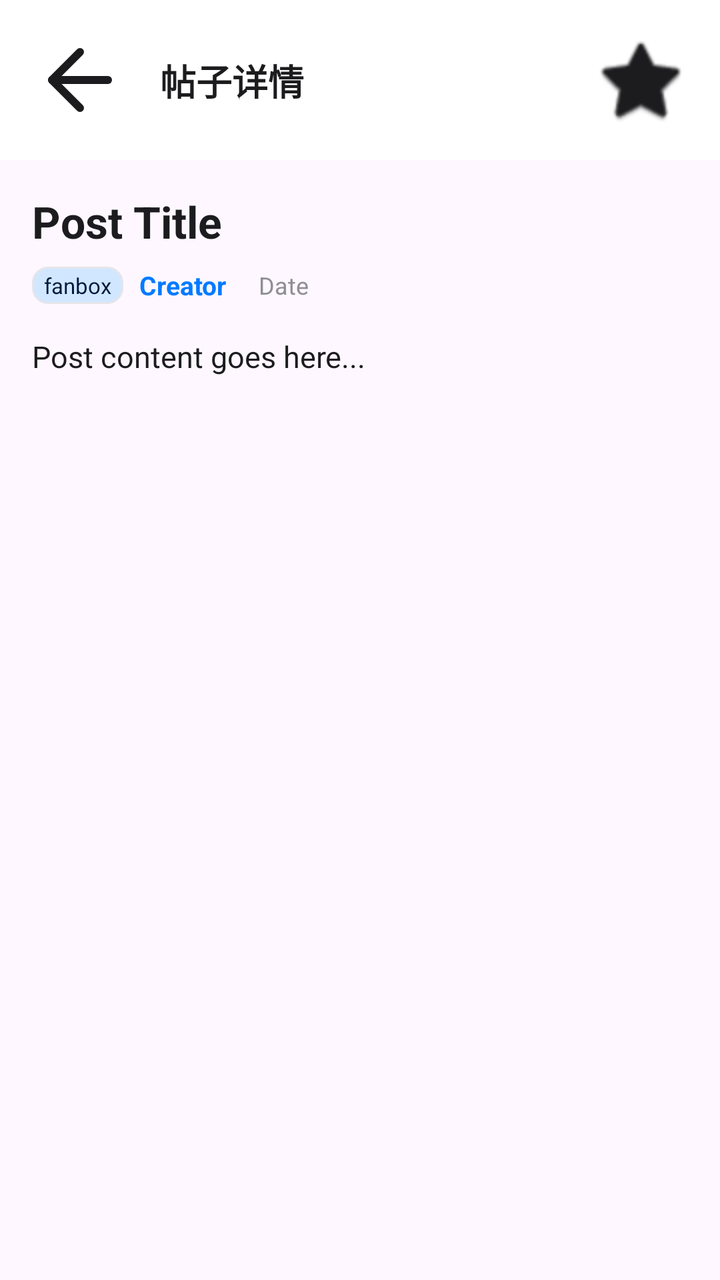
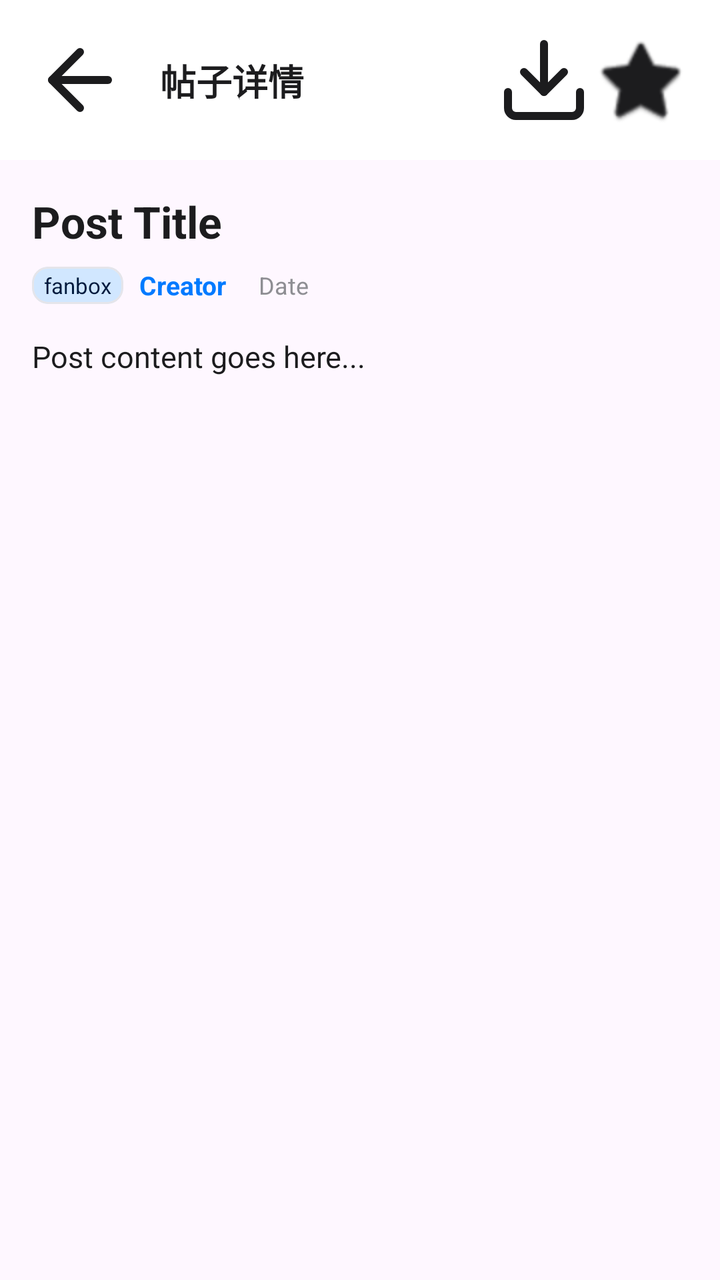

Before-and-after screenshots of an Android layout around one commit, followed by the original layout XML and the change that was made.
<!-- AndroidManifest.xml: application theme Theme.Pawchive -->
<!-- res/layout/fragment_post_detail.xml -->
<?xml version="1.0" encoding="utf-8"?>
<androidx.constraintlayout.widget.ConstraintLayout xmlns:android="http://schemas.android.com/apk/res/android"
    xmlns:app="http://schemas.android.com/apk/res-auto"
    xmlns:tools="http://schemas.android.com/tools"
    android:layout_width="match_parent"
    android:layout_height="match_parent"
    android:background="?android:attr/colorBackground">

    
    <androidx.constraintlayout.widget.ConstraintLayout
        android:id="@+id/header_layout"
        android:layout_width="match_parent"
        android:layout_height="wrap_content"
        android:background="?attr/colorSurface"
        android:padding="16dp"
        app:layout_constraintTop_toTopOf="parent">

        <ImageButton
            android:id="@+id/btn_back"
            android:layout_width="48dp"
            android:layout_height="48dp"
            android:background="?attr/selectableItemBackgroundBorderless"
            android:scaleType="fitCenter"
            android:src="@drawable/ic_arrow_back"
            android:contentDescription="@string/back"
            app:tint="?attr/colorOnSurface"
            app:layout_constraintStart_toStartOf="parent"
            app:layout_constraintTop_toTopOf="parent"
            app:layout_constraintBottom_toBottomOf="parent" />

        <TextView
            android:id="@+id/tv_header_title"
            android:layout_width="0dp"
            android:layout_height="wrap_content"
            android:layout_marginStart="16dp"
            android:textColor="?attr/colorOnSurface"
            android:textSize="18sp"
            android:textStyle="bold"
            android:text="@string/post_details"
            app:layout_constraintEnd_toStartOf="@+id/btn_post_bookmark"
            app:layout_constraintStart_toEndOf="@+id/btn_back"
            app:layout_constraintTop_toTopOf="parent"
            app:layout_constraintBottom_toBottomOf="parent" />

        <ImageButton
            android:id="@+id/btn_post_bookmark"
            android:layout_width="48dp"
            android:layout_height="48dp"
            android:background="?attr/selectableItemBackgroundBorderless"
            android:scaleType="fitCenter"
            android:src="@android:drawable/btn_star_big_off"
            android:contentDescription="@string/bookmark_description"
            app:tint="?attr/colorOnSurface"
            app:layout_constraintEnd_toEndOf="parent"
            app:layout_constraintTop_toTopOf="parent"
            app:layout_constraintBottom_toBottomOf="parent" />

    </androidx.constraintlayout.widget.ConstraintLayout>

    
    <LinearLayout
        android:id="@+id/video_player_container"
        android:layout_width="match_parent"
        android:layout_height="wrap_content"
        android:orientation="vertical"
        android:visibility="gone"
        android:background="?attr/colorSurface"
        app:layout_constraintTop_toBottomOf="@+id/header_layout">

        
        <FrameLayout
            android:id="@+id/video_display_frame"
            android:layout_width="match_parent"
            android:layout_height="240dp"
            android:background="@android:color/black">

            <androidx.media3.ui.PlayerView
                android:id="@+id/player_view"
                android:layout_width="match_parent"
                android:layout_height="match_parent"
                app:show_buffering="always"
                app:resize_mode="fit"
                app:use_controller="false" />

            <ProgressBar
                android:id="@+id/video_loading_progress"
                android:layout_width="wrap_content"
                android:layout_height="wrap_content"
                android:layout_gravity="center"
                android:indeterminateTint="@android:color/white" />

            <ImageButton
                android:id="@+id/video_play_button"
                android:layout_width="64dp"
                android:layout_height="64dp"
                android:layout_gravity="center"
                android:src="@drawable/ic_play_circle"
                android:background="@drawable/circle_background"
                app:tint="@android:color/white"
                android:visibility="gone"
                android:contentDescription="@string/play_video" />

            
            <LinearLayout
                android:id="@+id/video_controller_overlay"
                android:layout_width="match_parent"
                android:layout_height="wrap_content"
                android:layout_gravity="bottom"
                android:orientation="vertical"
                android:paddingHorizontal="12dp"
                android:paddingTop="16dp"
                android:paddingBottom="8dp"
                android:background="@drawable/video_control_gradient">

                
                <LinearLayout
                    android:layout_width="match_parent"
                    android:layout_height="wrap_content"
                    android:orientation="horizontal"
                    android:gravity="center_vertical"
                    android:layout_marginBottom="4dp">

                <ImageButton
                    android:id="@+id/btn_play_pause"
                    android:layout_width="48dp"
                    android:layout_height="48dp"
                    android:src="@drawable/ic_play"
                    android:background="?attr/selectableItemBackgroundBorderless"
                    app:tint="@android:color/white"
                    android:contentDescription="@string/play" />

                    <TextView
                        android:id="@+id/tv_current_time"
                        android:layout_width="wrap_content"
                        android:layout_height="wrap_content"
                        android:text="00:00"
                        android:textColor="@android:color/white"
                        android:textSize="12sp"
                        android:layout_marginStart="8dp" />

                    
                    <SeekBar
                        android:id="@+id/seekbar_video"
                        android:layout_width="0dp"
                        android:layout_height="wrap_content"
                        android:layout_weight="1"
                        android:layout_marginStart="8dp"
                        android:layout_marginEnd="8dp"
                        android:minHeight="2dp"
                        android:maxHeight="2dp"
                        android:thumbTint="@android:color/white"
                        android:progressTint="@android:color/white"
                        android:progressBackgroundTint="#66FFFFFF" />

                    <TextView
                        android:id="@+id/tv_duration"
                        android:layout_width="wrap_content"
                        android:layout_height="wrap_content"
                        android:text="00:00"
                        android:textColor="@android:color/white"
                        android:textSize="12sp"
                        android:layout_marginEnd="8dp" />

                <ImageButton
                    android:id="@+id/btn_fullscreen"
                    android:layout_width="48dp"
                    android:layout_height="48dp"
                    android:src="@drawable/ic_fullscreen"
                    android:background="?attr/selectableItemBackgroundBorderless"
                    app:tint="@android:color/white"
                    android:contentDescription="@string/fullscreen" />
                </LinearLayout>

            </LinearLayout>

            
            <LinearLayout
                android:id="@+id/video_top_actions"
                android:layout_width="wrap_content"
                android:layout_height="wrap_content"
                android:layout_gravity="top|end"
                android:orientation="horizontal"
                android:layout_margin="8dp">

                <ImageButton
                    android:id="@+id/btn_speed"
                    android:layout_width="48dp"
                    android:layout_height="48dp"
                    android:src="@drawable/ic_speed"
                    android:background="?attr/selectableItemBackgroundBorderless"
                    app:tint="@android:color/white"
                    android:contentDescription="@string/speed" />

                <ImageButton
                    android:id="@+id/btn_download"
                    android:layout_width="48dp"
                    android:layout_height="48dp"
                    android:layout_marginStart="4dp"
                    android:src="@drawable/ic_download"
                    android:background="?attr/selectableItemBackgroundBorderless"
                    app:tint="@android:color/white"
                    android:contentDescription="@string/download" />

                <ImageButton
                    android:id="@+id/btn_close_video"
                    android:layout_width="48dp"
                    android:layout_height="48dp"
                    android:layout_marginStart="4dp"
                    android:src="@drawable/ic_close"
                    android:background="?attr/selectableItemBackgroundBorderless"
                    app:tint="@android:color/white"
                    android:contentDescription="@string/close" />

            </LinearLayout>

        </FrameLayout>

        
        <LinearLayout
            android:layout_width="match_parent"
            android:layout_height="wrap_content"
            android:orientation="horizontal"
            android:padding="8dp"
            android:gravity="center_vertical">

            <TextView
                android:id="@+id/tv_video_name"
                android:layout_width="0dp"
                android:layout_height="wrap_content"
                android:layout_weight="1"
                android:textColor="?attr/colorOnSurfaceVariant"
                android:textSize="13sp"
                android:text="video.mp4" />

            <TextView
                android:id="@+id/tv_video_count"
                android:layout_width="wrap_content"
                android:layout_height="wrap_content"
                android:textColor="?attr/colorTextMuted"
                android:textSize="12sp"
                android:text="1/3" />

        </LinearLayout>

    </LinearLayout>

    
    <androidx.core.widget.NestedScrollView
        android:id="@+id/nestedScrollView"
        android:layout_width="match_parent"
        android:layout_height="0dp"
        app:layout_constraintBottom_toBottomOf="parent"
        app:layout_constraintTop_toBottomOf="@+id/video_player_container">

        <LinearLayout
            android:layout_width="match_parent"
            android:layout_height="wrap_content"
            android:orientation="vertical"
            android:padding="16dp">

            
            <TextView
                android:id="@+id/tv_post_title"
                android:layout_width="match_parent"
                android:layout_height="wrap_content"
                android:textColor="?attr/colorOnSurface"
                android:textSize="22sp"
                android:textStyle="bold"
                android:text="Post Title" />

            
            <LinearLayout
                android:layout_width="match_parent"
                android:layout_height="wrap_content"
                android:orientation="horizontal"
                android:layout_marginTop="8dp"
                android:gravity="center_vertical">

                <com.google.android.material.card.MaterialCardView
                    android:id="@+id/card_post_service"
                    android:layout_width="wrap_content"
                    android:layout_height="wrap_content"
                    app:cardCornerRadius="8dp"
                    app:cardElevation="0dp"
                    app:cardBackgroundColor="?attr/colorPrimaryContainer">

                    <TextView
                        android:id="@+id/tv_post_service"
                        android:layout_width="wrap_content"
                        android:layout_height="wrap_content"
                        android:paddingHorizontal="6dp"
                        android:paddingVertical="2dp"
                        android:textColor="?attr/colorOnPrimaryContainer"
                        android:textSize="11sp"
                        android:text="fanbox" />
                </com.google.android.material.card.MaterialCardView>

                <TextView
                    android:id="@+id/tv_post_creator"
                    android:layout_width="wrap_content"
                    android:layout_height="wrap_content"
                    android:layout_marginStart="8dp"
                    android:textColor="?attr/colorPrimary"
                    android:textSize="13sp"
                    android:textStyle="bold"
                    android:text="Creator" />

                <TextView
                    android:id="@+id/tv_post_date"
                    android:layout_width="wrap_content"
                    android:layout_height="wrap_content"
                    android:layout_marginStart="16dp"
                    android:textColor="?attr/colorTextMuted"
                    android:textSize="12sp"
                    android:text="Date" />

            </LinearLayout>

            
            <com.google.android.material.card.MaterialCardView
                android:id="@+id/image_card"
                android:layout_width="match_parent"
                android:layout_height="wrap_content"
                android:layout_marginTop="16dp"
                android:visibility="gone"
                app:cardCornerRadius="12dp"
                app:cardBackgroundColor="?attr/colorSurface"
                app:strokeWidth="1dp"
                app:strokeColor="?attr/colorOutlineVariant">

                <ImageView
                    android:id="@+id/iv_post_image"
                    android:layout_width="match_parent"
                    android:layout_height="wrap_content"
                    android:adjustViewBounds="true"
                    android:scaleType="fitCenter"
                    android:maxHeight="360dp" />

            </com.google.android.material.card.MaterialCardView>

            
            <TextView
                android:id="@+id/tv_post_content"
                android:layout_width="match_parent"
                android:layout_height="wrap_content"
                android:layout_marginTop="16dp"
                android:textColor="?attr/colorOnSurface"
                android:textSize="15sp"
                android:lineSpacingMultiplier="1.2"
                android:text="Post content goes here..."
                android:textIsSelectable="true"
                android:linksClickable="true" />

            
            <TextView
                android:id="@+id/tv_attachments_header"
                android:layout_width="match_parent"
                android:layout_height="wrap_content"
                android:layout_marginTop="24dp"
                android:textColor="?attr/colorPrimary"
                android:textSize="16sp"
                android:textStyle="bold"
                android:text="@string/attachments"
                android:visibility="gone" />

            
            <LinearLayout
                android:id="@+id/layout_attachments"
                android:layout_width="match_parent"
                android:layout_height="wrap_content"
                android:orientation="vertical"
                android:layout_marginTop="8dp" />

            
            <TextView
                android:id="@+id/tv_revisions_header"
                android:layout_width="match_parent"
                android:layout_height="wrap_content"
                android:layout_marginTop="24dp"
                android:textColor="?attr/colorPrimary"
                android:textSize="16sp"
                android:textStyle="bold"
                android:text="@string/revisions"
                android:visibility="gone" />

            <LinearLayout
                android:id="@+id/layout_revisions"
                android:layout_width="match_parent"
                android:layout_height="wrap_content"
                android:orientation="vertical"
                android:layout_marginTop="8dp" />

            
            <TextView
                android:id="@+id/tv_comments_header"
                android:layout_width="match_parent"
                android:layout_height="wrap_content"
                android:layout_marginTop="24dp"
                android:textColor="?attr/colorSecondary"
                android:textSize="16sp"
                android:textStyle="bold"
                android:text="@string/comments"
                android:visibility="gone" />

            
            <androidx.recyclerview.widget.RecyclerView
                android:id="@+id/rv_comments"
                android:layout_width="match_parent"
                android:layout_height="wrap_content"
                android:layout_marginTop="8dp"
                android:nestedScrollingEnabled="false" />

            
            <LinearLayout
                android:layout_width="match_parent"
                android:layout_height="wrap_content"
                android:orientation="horizontal"
                android:layout_marginTop="24dp"
                android:layout_marginBottom="16dp"
                android:gravity="center">

                <com.google.android.material.button.MaterialButton
                    android:id="@+id/btn_prev_post"
                    style="@style/Widget.Material3.Button.OutlinedButton"
                    android:layout_width="0dp"
                    android:layout_height="wrap_content"
                    android:layout_weight="1"
                    android:layout_marginEnd="8dp"
                    android:text="@string/previous"
                    android:visibility="gone"
                    app:cornerRadius="12dp" />

                <com.google.android.material.button.MaterialButton
                    android:id="@+id/btn_next_post"
                    style="@style/Widget.Material3.Button.OutlinedButton"
                    android:layout_width="0dp"
                    android:layout_height="wrap_content"
                    android:layout_weight="1"
                    android:layout_marginStart="8dp"
                    android:text="@string/next"
                    android:visibility="gone"
                    app:cornerRadius="12dp" />

            </LinearLayout>

        </LinearLayout>
    </androidx.core.widget.NestedScrollView>

</androidx.constraintlayout.widget.ConstraintLayout>
<!-- resources referenced by this layout -->
<resources>
  <!-- drawable circle_background (drawable) -->
  <?xml version="1.0" encoding="utf-8"?>
  <shape xmlns:android="http://schemas.android.com/apk/res/android"
      android:shape="oval">
      <solid android:color="#66000000" />
      <stroke
          android:width="2dp"
          android:color="#FFFFFF" />
  </shape>
  <!-- drawable video_control_gradient (drawable) -->
  <?xml version="1.0" encoding="utf-8"?>
  <shape xmlns:android="http://schemas.android.com/apk/res/android"
      android:shape="rectangle">
      <gradient
          android:angle="90"
          android:startColor="#00000000"
          android:endColor="#B3000000"
          android:type="linear" />
  </shape>
  <string name="attachments">附件</string>
  <string name="back">返回</string>
  <string name="bookmark_description">收藏此帖子</string>
  <string name="close">关闭</string>
  <string name="comments">评论</string>
  <string name="download">下载</string>
  <string name="fullscreen">全屏</string>
  <string name="next">下一篇</string>
  <string name="play">播放</string>
  <string name="play_video">播放视频</string>
  <string name="post_details">帖子详情</string>
  <string name="previous">上一篇</string>
  <string name="revisions">修订历史</string>
  <string name="speed">倍速</string>
  <color name="white">#FFFFFFFF</color>
  <color name="card_light">#FFFFFF</color>
  <color name="text_primary_light">#1C1C1E</color>
  <color name="bg_light">#F2F2F7</color>
  <color name="text_secondary_light">#636366</color>
  <color name="divider_light">#E5E5EA</color>
  <color name="text_muted_light">#8E8E93</color>
  <color name="primary">#8A2BE2</color>
  <!-- unchanged entries left out for length: 8 -->
</resources>

<!-- the commit's change to res/layout/fragment_post_detail.xml (unified diff, before → after) -->
@@ -43,6 +43,19 @@
             app:layout_constraintBottom_toBottomOf="parent" />
 
         <ImageButton
+            android:id="@+id/btn_save_all_images"
+            android:layout_width="48dp"
+            android:layout_height="48dp"
+            android:background="?attr/selectableItemBackgroundBorderless"
+            android:scaleType="fitCenter"
+            android:src="@drawable/ic_download_outline"
+            android:contentDescription="@string/save_all_images"
+            app:tint="?attr/colorOnSurface"
+            app:layout_constraintEnd_toStartOf="@+id/btn_post_bookmark"
+            app:layout_constraintTop_toTopOf="parent"
+            app:layout_constraintBottom_toBottomOf="parent" />
+
+        <ImageButton
             android:id="@+id/btn_post_bookmark"
             android:layout_width="48dp"
             android:layout_height="48dp"
@@ -245,12 +258,26 @@
     </LinearLayout>
 
     
+    <TextView
+        android:id="@+id/tv_offline_banner"
+        android:layout_width="match_parent"
+        android:layout_height="wrap_content"
+        android:background="?attr/colorErrorContainer"
+        android:textColor="?attr/colorOnErrorContainer"
+        android:padding="8dp"
+        android:textSize="12sp"
+        android:text="@string/offline_reading_hint"
+        android:visibility="gone"
+        android:gravity="center"
+        app:layout_constraintTop_toBottomOf="@+id/video_player_container" />
+
+    
     <androidx.core.widget.NestedScrollView
         android:id="@+id/nestedScrollView"
         android:layout_width="match_parent"
         android:layout_height="0dp"
         app:layout_constraintBottom_toBottomOf="parent"
-        app:layout_constraintTop_toBottomOf="@+id/video_player_container">
+        app:layout_constraintTop_toBottomOf="@+id/tv_offline_banner">
 
         <LinearLayout
             android:layout_width="match_parent"
@@ -446,4 +473,59 @@
         </LinearLayout>
     </androidx.core.widget.NestedScrollView>
 
+    
+    <include
+        android:id="@+id/error_state_view"
+        layout="@layout/layout_error_state"
+        android:layout_width="match_parent"
+        android:layout_height="wrap_content"
+        android:layout_gravity="center"
+        app:layout_constraintBottom_toBottomOf="parent"
+        app:layout_constraintTop_toBottomOf="@+id/tv_offline_banner" />
+
 </androidx.constraintlayout.widget.ConstraintLayout>
+<!-- res/layout/layout_error_state.xml (included above) -->
+<?xml version="1.0" encoding="utf-8"?>
+<LinearLayout xmlns:android="http://schemas.android.com/apk/res/android"
+    xmlns:app="http://schemas.android.com/apk/res-auto"
+    android:id="@+id/layout_error_state"
+    android:layout_width="match_parent"
+    android:layout_height="wrap_content"
+    android:orientation="vertical"
+    android:gravity="center"
+    android:padding="32dp"
+    android:visibility="gone">
+
+    <ImageView
+        android:id="@+id/iv_error_icon"
+        android:layout_width="64dp"
+        android:layout_height="64dp"
+        android:src="@drawable/ic_retry"
+        android:alpha="0.5"
+        app:tint="?attr/colorTextMuted"
+        android:contentDescription="@string/error_load_failed" />
+
+    <TextView
+        android:id="@+id/tv_error_message"
+        android:layout_width="wrap_content"
+        android:layout_height="wrap_content"
+        android:layout_marginTop="16dp"
+        android:text="@string/error_load_failed"
+        android:textColor="?attr/colorTextSecondary"
+        android:textSize="15sp"
+        android:gravity="center"
+        android:maxWidth="280dp" />
+
+    <com.google.android.material.button.MaterialButton
+        android:id="@+id/btn_retry"
+        style="@style/Widget.Material3.Button.TonalButton"
+        android:layout_width="wrap_content"
+        android:layout_height="wrap_content"
+        android:layout_marginTop="20dp"
+        android:minHeight="48dp"
+        android:text="@string/error_retry"
+        android:textSize="14sp"
+        app:icon="@drawable/ic_retry"
+        app:iconSize="18dp" />
+
+</LinearLayout>
<!-- resource entries referenced after the edit -->
@@ -9,6 +9,57 @@
           android:width="2dp"
           android:color="#FFFFFF" />
   </shape>
+  <!-- drawable ic_download_outline (drawable) -->
+  <?xml version="1.0" encoding="utf-8"?>
+  <vector xmlns:android="http://schemas.android.com/apk/res/android"
+      android:width="24dp"
+      android:height="24dp"
+      android:viewportWidth="24"
+      android:viewportHeight="24">
+      <path
+          android:fillColor="@android:color/transparent"
+          android:strokeColor="?attr/colorControlNormal"
+          android:strokeWidth="2"
+          android:strokeLineCap="round"
+          android:strokeLineJoin="round"
+          android:pathData="M12 15V3" />
+      <path
+          android:fillColor="@android:color/transparent"
+          android:strokeColor="?attr/colorControlNormal"
+          android:strokeWidth="2"
+          android:strokeLineCap="round"
+          android:strokeLineJoin="round"
+          android:pathData="M21 15v4a2 2 0 0 1-2 2H5a2 2 0 0 1-2-2v-4" />
+      <path
+          android:fillColor="@android:color/transparent"
+          android:strokeColor="?attr/colorControlNormal"
+          android:strokeWidth="2"
+          android:strokeLineCap="round"
+          android:strokeLineJoin="round"
+          android:pathData="m7 10 5 5 5-5" />
+  </vector>
+  <!-- drawable ic_retry (drawable) -->
+  <?xml version="1.0" encoding="utf-8"?>
+  <vector xmlns:android="http://schemas.android.com/apk/res/android"
+      android:width="24dp"
+      android:height="24dp"
+      android:viewportWidth="24"
+      android:viewportHeight="24">
+      <path
+          android:fillColor="@android:color/transparent"
+          android:strokeColor="?attr/colorControlNormal"
+          android:strokeWidth="2"
+          android:strokeLineCap="round"
+          android:strokeLineJoin="round"
+          android:pathData="M3 12a9 9 0 0 1 9-9 9.75 9.75 0 0 1 6.74 2.74L21 8" />
+      <path
+          android:fillColor="@android:color/transparent"
+          android:strokeColor="?attr/colorControlNormal"
+          android:strokeWidth="2"
+          android:strokeLineCap="round"
+          android:strokeLineJoin="round"
+          android:pathData="M21 3v5h-5" />
+  </vector>
   <!-- drawable video_control_gradient (drawable) -->
   <?xml version="1.0" encoding="utf-8"?>
   <shape xmlns:android="http://schemas.android.com/apk/res/android"
@@ -25,13 +76,17 @@
   <string name="close">关闭</string>
   <string name="comments">评论</string>
   <string name="download">下载</string>
+  <string name="error_load_failed">加载失败</string>
+  <string name="error_retry">重试</string>
   <string name="fullscreen">全屏</string>
   <string name="next">下一篇</string>
+  <string name="offline_reading_hint">离线模式：正在查看本地缓存的收藏内容</string>
   <string name="play">播放</string>
   <string name="play_video">播放视频</string>
   <string name="post_details">帖子详情</string>
   <string name="previous">上一篇</string>
   <string name="revisions">修订历史</string>
+  <string name="save_all_images">保存全部图片</string>
   <string name="speed">倍速</string>
   <color name="white">#FFFFFFFF</color>
   <color name="card_light">#FFFFFF</color>
